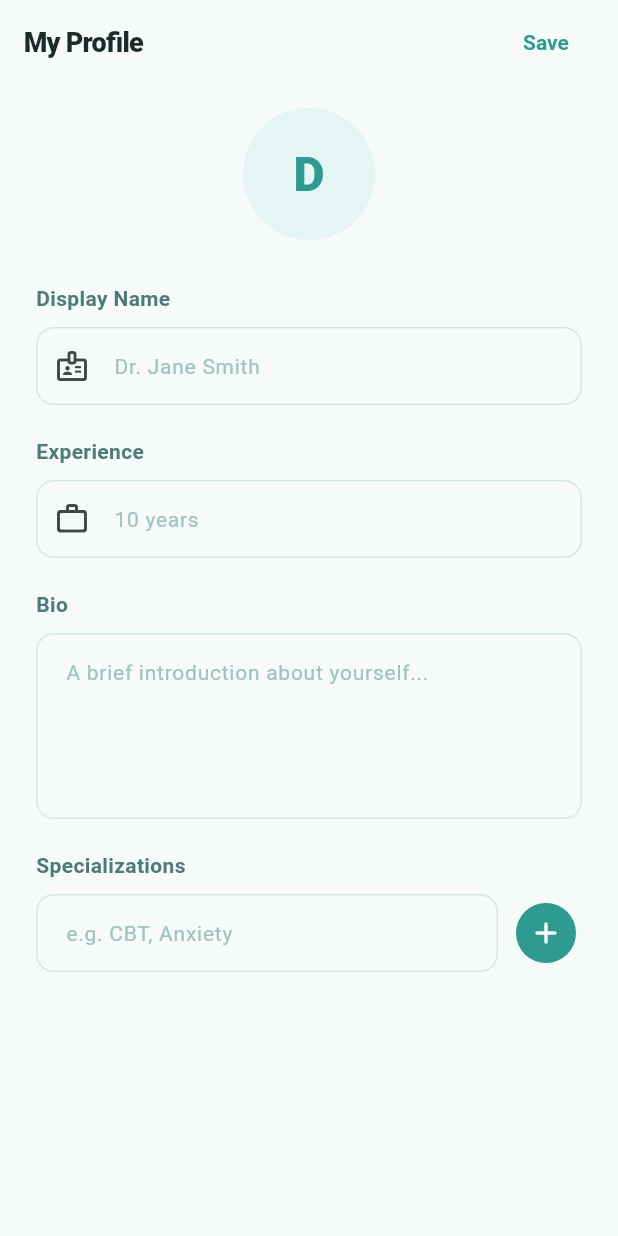
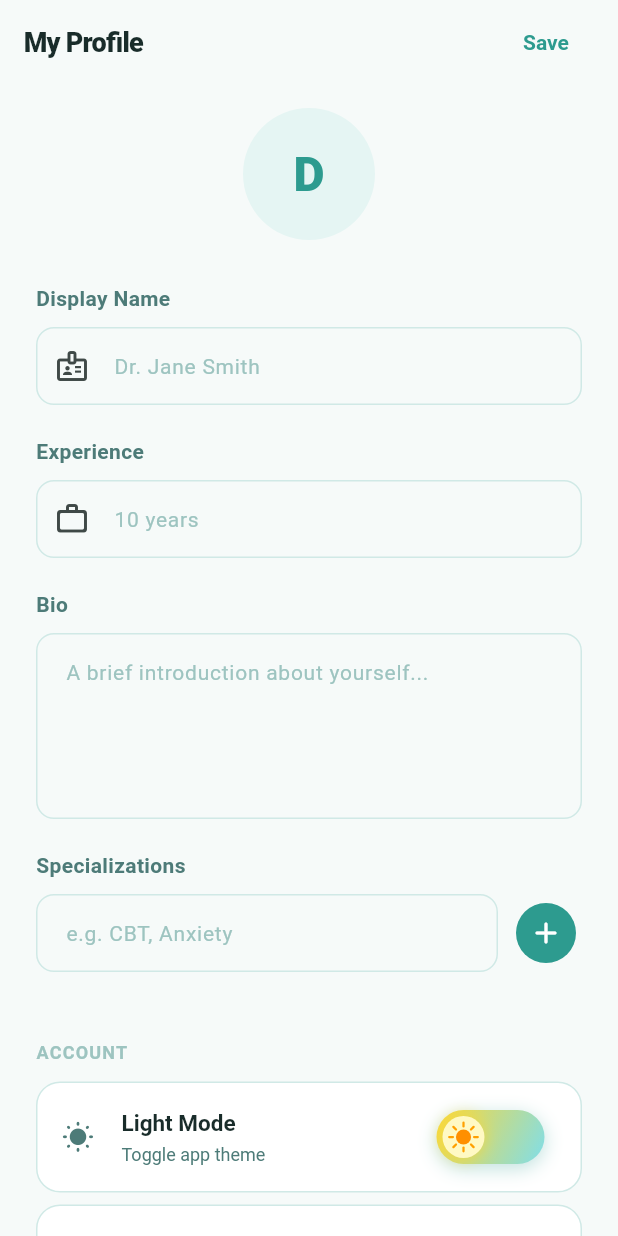
Before and after one commit to GeetishM/MindSarthi, a Flutter app: the ProfessionalProfile screen opened directly, on a phone screen of 412 x 824 dp. Run offline on Flutter 3.47's test engine with Material 3 defaults, Android fonts, the phone set to English and light mode, and no system bars; drawn by our look-alikes of toastification; our stand-ins replace cloud_firestore, firebase_auth, firebase_core, flutter_markdown, flutter_secure_storage, flutter_slidable and 14 more; accounts and stored records are empty; network calls fail.

```diff
--- a/lib/features/professional_user/screens/profile/professional_profile.dart
+++ b/lib/features/professional_user/screens/profile/professional_profile.dart
@@ -3,6 +3,10 @@ import 'package:firebase_auth/firebase_auth.dart';
 import 'package:flutter/material.dart';
 import 'package:mindsarthi/core/theme/app_theme.dart';
 import 'package:mindsarthi/core/theme/app_toast.dart';
+import 'package:mindsarthi/core/theme/theme_provider.dart';
+import 'package:mindsarthi/core/widgets/theme_toggle.dart';
+import 'package:mindsarthi/features/welcome.dart';
+import 'package:provider/provider.dart';
 
 class ProfessionalProfile extends StatefulWidget {
   const ProfessionalProfile({super.key});
@@ -90,6 +94,23 @@ class _ProfessionalProfileState extends State<ProfessionalProfile> {
         _specializations.add(text);
         _specCtrl.clear();
       });
+    }
+  }
+
+  Future<void> _logout() async {
+    try {
+      await FirebaseAuth.instance.signOut();
+      if (mounted) {
+        Navigator.pushAndRemoveUntil(
+          context,
+          MaterialPageRoute(builder: (_) => const WelcomeScreen()),
+          (route) => false,
+        );
+      }
+    } catch (e) {
+      if (mounted) {
+        AppToast.error(context, 'Logout failed', description: e.toString());
+      }
     }
   }
 
@@ -252,6 +273,95 @@ class _ProfessionalProfileState extends State<ProfessionalProfile> {
                       );
                     }).toList(),
                   ),
+                  const SizedBox(height: 32),
+
+                  // ── Account section ───────────────────────────────────
+                  Text(
+                    'ACCOUNT',
+                    style: TextStyle(
+                      fontSize: 12,
+                      fontWeight: FontWeight.w700,
+                      color: isDark ? AppColors.darkTextHint : AppColors.textHint,
+                      letterSpacing: 0.8,
+                    ),
+                  ),
+                  const SizedBox(height: 10),
+
+                  // Theme toggle tile
+                  Container(
+                    decoration: BoxDecoration(
+                      color: isDark ? AppColors.darkSurface : AppColors.surface,
+                      borderRadius: BorderRadius.circular(16),
+                      border: Border.all(
+                        color: isDark ? AppColors.darkBorder : AppColors.border,
+                      ),
+                    ),
+                    child: ListTile(
+                      leading: Icon(
+                        isDark ? Icons.nights_stay_rounded : Icons.wb_sunny_rounded,
+                        color: isDark ? AppColors.darkTextSecondary : AppColors.textSecondary,
+                        size: 22,
+                      ),
+                      title: Text(
+                        isDark ? 'Dark Mode' : 'Light Mode',
+                        style: TextStyle(
+                          fontSize: 15,
+                          fontWeight: FontWeight.w600,
+                          color: isDark ? AppColors.darkTextPrimary : AppColors.textPrimary,
+                        ),
+                      ),
+                      subtitle: Text(
+                        'Toggle app theme',
+                        style: TextStyle(
+                          fontSize: 12,
+                          color: isDark ? AppColors.darkTextSecondary : AppColors.textSecondary,
+                        ),
+                      ),
+                      trailing: const ThemeToggleSwitch(),
+                      onTap: () => context.read<ThemeProvider>().toggle(),
+                      shape: RoundedRectangleBorder(
+                        borderRadius: BorderRadius.circular(16),
+                      ),
+                    ),
+                  ),
+                  const SizedBox(height: 8),
+
+                  // Logout tile
+                  Container(
+                    decoration: BoxDecoration(
+                      color: isDark ? AppColors.darkSurface : AppColors.surface,
+                      borderRadius: BorderRadius.circular(16),
+                      border: Border.all(
+                        color: isDark ? AppColors.darkBorder : AppColors.border,
+                      ),
+                    ),
+                    child: ListTile(
+                      onTap: _logout,
+                      leading: const Icon(
+                        Icons.logout_rounded,
+                        color: AppColors.error,
+                        size: 22,
+                      ),
+                      title: const Text(
+                        'Log Out',
+                        style: TextStyle(
+                          fontSize: 15,
+                          fontWeight: FontWeight.w600,
+                          color: AppColors.error,
+                        ),
+                      ),
+                      subtitle: Text(
+                        'Sign out of your account',
+                        style: TextStyle(
+                          fontSize: 12,
+                          color: isDark ? AppColors.darkTextSecondary : AppColors.textSecondary,
+                        ),
+                      ),
+                      shape: RoundedRectangleBorder(
+                        borderRadius: BorderRadius.circular(16),
+                      ),
+                    ),
+                  ),
                 ],
               ),
             ),
```
Also changed, not shown: lib/features/organizational_user/auth/org_otp_verification.dart (+14 -1 lines), lib/features/organizational_user/auth/organizational_auth.dart (+10 -3 lines).
